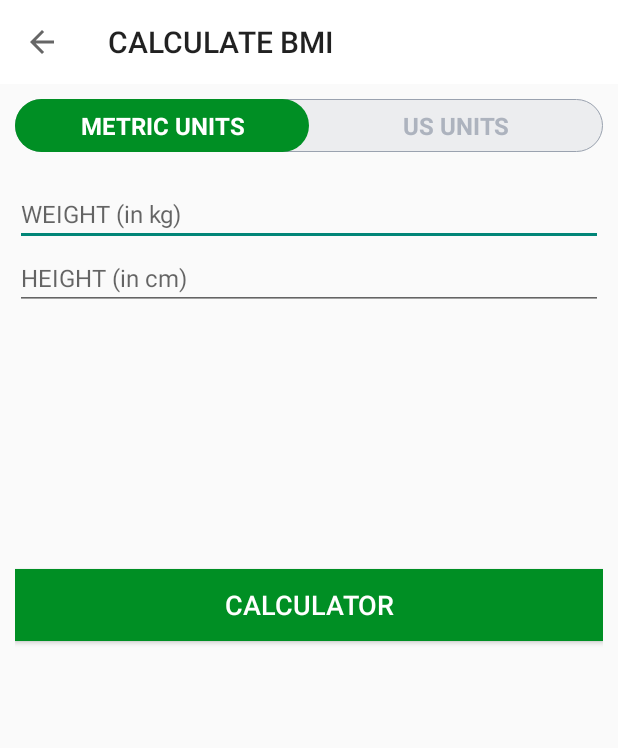
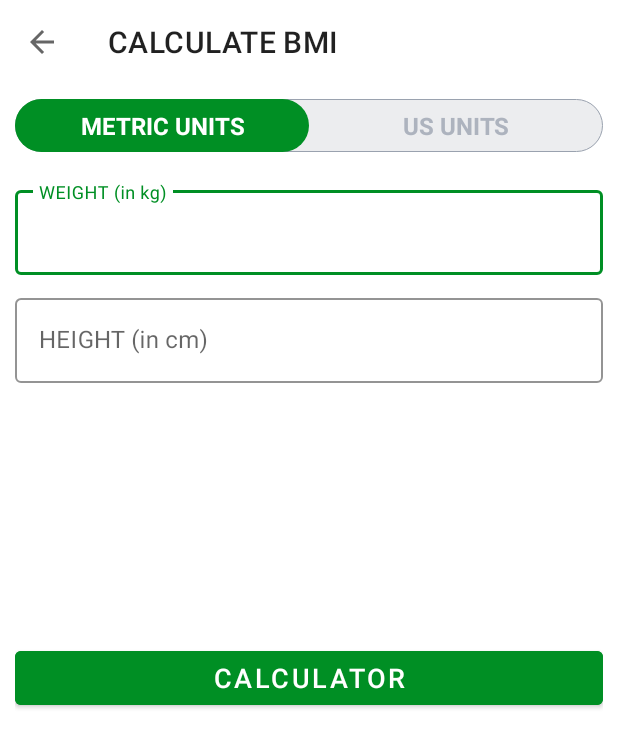
Before and after one commit to nitinporwal/7MinuteWorkout, an Android app: the screen it shows after launch (BMIActivity), after a tap on "BMI", on a phone screen of 412 x 824 dp. Shown: the top 748 px of the screen. Run offline under Robolectric (Android 15) with nearby library versions, the phone set to English and light mode, and no system bars.

Commit message:
add status bar color and material ui TextInputLayout to EditText

```diff
--- a/app/build.gradle
+++ b/app/build.gradle
@@ -40,7 +40,6 @@ dependencies {
     implementation 'androidx.appcompat:appcompat:1.2.0'
     implementation 'com.google.android.material:material:1.2.1'
     implementation 'androidx.constraintlayout:constraintlayout:2.0.4'
-    implementation 'com.google.android.material:material:1.2.1'
     testImplementation 'junit:junit:4.+'
     androidTestImplementation 'androidx.test.ext:junit:1.1.2'
     androidTestImplementation 'androidx.test.espresso:espresso-core:3.3.0'
--- a/app/src/main/java/com/example/a7minuteworkout/BMIActivity.kt
+++ b/app/src/main/java/com/example/a7minuteworkout/BMIActivity.kt
@@ -2,11 +2,15 @@ package com.example.a7minuteworkout
 
 import androidx.appcompat.app.AppCompatActivity
 import android.os.Bundle
+import android.util.Log
 import android.view.View
 import android.widget.Toast
 import kotlinx.android.synthetic.main.activity_b_m_i.*
 import java.math.BigDecimal
 import java.math.RoundingMode
+import android.view.Window;
+import android.view.WindowManager
+import androidx.core.content.ContextCompat
 
 class BMIActivity : AppCompatActivity() {
 
@@ -26,6 +30,10 @@ class BMIActivity : AppCompatActivity() {
             actionbar.setDisplayHomeAsUpEnabled(true)
             actionbar.title = "CALCULATE BMI"
         }
+        val window: Window = this@BMIActivity.window
+        window.addFlags(WindowManager.LayoutParams.FLAG_DRAWS_SYSTEM_BAR_BACKGROUNDS)
+        window.clearFlags(WindowManager.LayoutParams.FLAG_TRANSLUCENT_STATUS)
+        window.statusBarColor = ContextCompat.getColor(this@BMIActivity, R.color.colorAccent)
 
         toolbar_bmi_activity.setNavigationOnClickListener {
             onBackPressed()
@@ -47,20 +55,18 @@ class BMIActivity : AppCompatActivity() {
             }
             else {
                 if(validateUSUnits()) {
-                    val heightValueFeet: String = etMetricUnitHeight.text.toString()
+                    val heightValueFeet: String = etUSUnitHeightFeet.text.toString()
                     val heightValueInch: String = etUSUnitHeightInch.text.toString()
                     val heightValue: Float = heightValueInch.toFloat() + heightValueFeet.toFloat()*12
-                    val weightValue: Float = etMetricUnitWeight.text.toString().toFloat()
+                    val weightValue: Float = etUSUnitWeight.text.toString().toFloat()
 
                     val bmi = 703 * (weightValue/ (heightValue*heightValue))
-
                     displayBMIResult(bmi)
                 }
                 else {
                     Toast.makeText(this@BMIActivity, "Please enter valid values", Toast.LENGTH_SHORT).show()
                 }
             }
-
         }
 
         makeVisibleMetricUnitView()
@@ -78,14 +84,12 @@ class BMIActivity : AppCompatActivity() {
 
         currentVisibleView = METRIC_UNITS_VIEW
 
-        etMetricUnitHeight.visibility = View.VISIBLE
-        etMetricUnitWeight.visibility = View.VISIBLE
+        llMetricUnitsView.visibility = View.VISIBLE
 
         etMetricUnitWeight.text!!.clear()
         etMetricUnitHeight.text!!.clear()
 
-        llUsUnitsHeight.visibility = View.GONE
-        etUSUnitWeight.visibility = View.GONE
+        llUsUnitsView.visibility = View.GONE
 
         llDisplayBMIResult.visibility = View.INVISIBLE
     }
@@ -94,15 +98,13 @@ class BMIActivity : AppCompatActivity() {
 
         currentVisibleView = US_UNITS_VIEW
 
-        etMetricUnitHeight.visibility = View.GONE
-        etMetricUnitWeight.visibility = View.GONE
+        llMetricUnitsView.visibility = View.GONE
 
         etUSUnitWeight.text!!.clear()
         etUSUnitHeightFeet.text!!.clear()
         etUSUnitHeightInch.text!!.clear()
 
-        llUsUnitsHeight.visibility = View.VISIBLE
-        etUSUnitWeight.visibility = View.VISIBLE
+        llUsUnitsView.visibility = View.VISIBLE
 
         llDisplayBMIResult.visibility = View.INVISIBLE
 
--- a/app/src/main/java/com/example/a7minuteworkout/ExerciseActivity.kt
+++ b/app/src/main/java/com/example/a7minuteworkout/ExerciseActivity.kt
@@ -9,7 +9,10 @@ import android.os.CountDownTimer
 import android.speech.tts.TextToSpeech
 import android.util.Log
 import android.view.View
+import android.view.Window
+import android.view.WindowManager
 import android.widget.*
+import androidx.core.content.ContextCompat
 import androidx.recyclerview.widget.LinearLayoutManager
 import kotlinx.android.synthetic.main.activity_exercise.*
 import kotlinx.android.synthetic.main.dialog_custom_back_confirmation.*
@@ -54,6 +57,11 @@ class ExerciseActivity : AppCompatActivity(), TextToSpeech.OnInitListener {
 
         setupRestView()
         llRestView.visibility = View.VISIBLE
+
+        val window: Window = this@ExerciseActivity.window
+        window.addFlags(WindowManager.LayoutParams.FLAG_DRAWS_SYSTEM_BAR_BACKGROUNDS)
+        window.clearFlags(WindowManager.LayoutParams.FLAG_TRANSLUCENT_STATUS)
+        window.statusBarColor = ContextCompat.getColor(this@ExerciseActivity, R.color.colorAccent)
 
         setupExerciseStatusRecyclerView()
     }
--- a/app/src/main/java/com/example/a7minuteworkout/FinalActivity.kt
+++ b/app/src/main/java/com/example/a7minuteworkout/FinalActivity.kt
@@ -3,6 +3,9 @@ package com.example.a7minuteworkout
 import androidx.appcompat.app.AppCompatActivity
 import android.os.Bundle
 import android.util.Log
+import android.view.Window
+import android.view.WindowManager
+import androidx.core.content.ContextCompat
 import kotlinx.android.synthetic.main.activity_final.*
 import java.text.SimpleDateFormat
 import java.util.*
@@ -26,6 +29,10 @@ class FinalActivity : AppCompatActivity() {
             finish()
         }
 
+        val window: Window = this@FinalActivity.window
+        window.addFlags(WindowManager.LayoutParams.FLAG_DRAWS_SYSTEM_BAR_BACKGROUNDS)
+        window.clearFlags(WindowManager.LayoutParams.FLAG_TRANSLUCENT_STATUS)
+        window.statusBarColor = ContextCompat.getColor(this@FinalActivity, R.color.colorAccent)
         addDateToDatabase()
     }
 
--- a/app/src/main/java/com/example/a7minuteworkout/HistoryActivity.kt
+++ b/app/src/main/java/com/example/a7minuteworkout/HistoryActivity.kt
@@ -4,6 +4,9 @@ import androidx.appcompat.app.AppCompatActivity
 import android.os.Bundle
 import android.util.Log
 import android.view.View
+import android.view.Window
+import android.view.WindowManager
+import androidx.core.content.ContextCompat
 import androidx.recyclerview.widget.LinearLayoutManager
 import kotlinx.android.synthetic.main.activity_history.*
 
@@ -11,7 +14,10 @@ class HistoryActivity : AppCompatActivity() {
     override fun onCreate(savedInstanceState: Bundle?) {
         super.onCreate(savedInstanceState)
         setContentView(R.layout.activity_history)
-
+        val window: Window = this@HistoryActivity.window
+        window.addFlags(WindowManager.LayoutParams.FLAG_DRAWS_SYSTEM_BAR_BACKGROUNDS)
+        window.clearFlags(WindowManager.LayoutParams.FLAG_TRANSLUCENT_STATUS)
+        window.statusBarColor = ContextCompat.getColor(this@HistoryActivity, R.color.colorAccent)
 
         setSupportActionBar(toolbar_history_activity)
         val actionbar = supportActionBar
--- a/app/src/main/java/com/example/a7minuteworkout/MainActivity.kt
+++ b/app/src/main/java/com/example/a7minuteworkout/MainActivity.kt
@@ -3,6 +3,9 @@ package com.example.a7minuteworkout
 import android.content.Intent
 import androidx.appcompat.app.AppCompatActivity
 import android.os.Bundle
+import android.view.Window
+import android.view.WindowManager
+import androidx.core.content.ContextCompat
 import kotlinx.android.synthetic.main.activity_main.*
 
 class MainActivity : AppCompatActivity() {
@@ -24,5 +27,10 @@ class MainActivity : AppCompatActivity() {
             var intent = Intent(this, HistoryActivity::class.java)
             startActivity(intent)
         }
+
+        val window: Window = this@MainActivity.window
+        window.addFlags(WindowManager.LayoutParams.FLAG_DRAWS_SYSTEM_BAR_BACKGROUNDS)
+        window.clearFlags(WindowManager.LayoutParams.FLAG_TRANSLUCENT_STATUS)
+        window.statusBarColor = ContextCompat.getColor(this@MainActivity, R.color.colorAccent)
     }
 }
--- /dev/null
+++ b/app/src/main/res/drawable/color_cursor.xml
@@ -0,0 +1,5 @@
+<?xml version="1.0" encoding="utf-8"?>
+<shape xmlns:android="http://schemas.android.com/apk/res/android" >
+    <size android:width="2dp" />
+    <solid android:color="@color/colorAccent"  />
+</shape>
--- a/app/src/main/res/layout/activity_b_m_i.xml
+++ b/app/src/main/res/layout/activity_b_m_i.xml
@@ -49,8 +49,6 @@
             android:textColor="@drawable/drawable_units_tab_text_color_selector"
             android:textSize="16sp"
             android:textStyle="bold" />
-
-
     </RadioGroup>
 
     <LinearLayout
@@ -61,11 +59,19 @@
         android:orientation="vertical"
         android:padding="10dp">
 
-        <!--        <com.google.android.material.textfield.TextInputLayout-->
-        <!--            android:id="@+id/tilMetricUnitWeight"-->
-        <!--            style="@style/Widget.MaterialComponents.TextInputLayout.OutlinedBox"-->
-        <!--            android:layout_width="match_parent"-->
-        <!--            android:layout_height="wrap_content">-->
+        <LinearLayout
+            android:id="@+id/llMetricUnitsView"
+            android:layout_width="match_parent"
+            android:layout_height="wrap_content"
+            android:orientation="vertical">
+
+            <com.google.android.material.textfield.TextInputLayout
+                android:id="@+id/tilMetricUnitWeight"
+                style="@style/Widget.MaterialComponents.TextInputLayout.OutlinedBox"
+                android:layout_width="match_parent"
+                android:layout_height="wrap_content"
+                app:boxStrokeColor="@color/colorAccent"
+                app:hintTextColor="@color/colorAccent">
 
                 <androidx.appcompat.widget.AppCompatEditText
                     android:id="@+id/etMetricUnitWeight"
@@ -73,15 +79,19 @@
                     android:layout_height="wrap_content"
                     android:hint="WEIGHT (in kg)"
                     android:inputType="numberDecimal"
+                    android:textCursorDrawable="@drawable/color_cursor"
                     android:textSize="16sp" />
 
-        <!--        </com.google.android.material.textfield.TextInputLayout>-->
+            </com.google.android.material.textfield.TextInputLayout>
 
-        <!--        <com.google.android.material.textfield.TextInputLayout-->
-        <!--            android:id="@+id/tilMetricUnitHeight"-->
-        <!--            style="@style/Widget.MaterialComponents.TextInputLayout.OutlinedBox"-->
-        <!--            android:layout_width="match_parent"-->
-        <!--            android:layout_height="wrap_content">-->
+            <com.google.android.material.textfield.TextInputLayout
+                android:id="@+id/tilMetricUnitHeight"
+                style="@style/Widget.MaterialComponents.TextInputLayout.OutlinedBox"
+                android:layout_width="match_parent"
+                android:layout_height="wrap_content"
+                android:layout_marginTop="10dp"
+                app:boxStrokeColor="@color/colorAccent"
+                app:hintTextColor="@color/colorAccent">
 
                 <androidx.appcompat.widget.AppCompatEditText
                     android:id="@+id/etMetricUnitHeight"
@@ -89,16 +99,28 @@
                     android:layout_height="wrap_content"
                     android:hint="HEIGHT (in cm)"
                     android:inputType="numberDecimal"
+                    android:textCursorDrawable="@drawable/color_cursor"
                     android:textSize="16sp" />
 
-        <!--        </com.google.android.material.textfield.TextInputLayout>-->
+            </com.google.android.material.textfield.TextInputLayout>
 
+        </LinearLayout>
 
-        <!--        <com.google.android.material.textfield.TextInputLayout-->
-        <!--            android:id="@+id/tilUSUnitWeight"-->
-        <!--            style="@style/Widget.MaterialComponents.TextInputLayout.OutlinedBox"-->
-        <!--            android:layout_width="match_parent"-->
-        <!--            android:layout_height="wrap_content">-->
+        <LinearLayout
+            android:id="@+id/llUsUnitsView"
+            android:layout_width="match_parent"
+            android:layout_height="wrap_content"
+            android:orientation="vertical"
+            android:visibility="gone"
+            tools:visibility="visible">
+
+            <com.google.android.material.textfield.TextInputLayout
+                android:id="@+id/tilUSUnitWeight"
+                style="@style/Widget.MaterialComponents.TextInputLayout.OutlinedBox"
+                android:layout_width="match_parent"
+                android:layout_height="wrap_content"
+                app:boxStrokeColor="@color/colorAccent"
+                app:hintTextColor="@color/colorAccent">
 
                 <androidx.appcompat.widget.AppCompatEditText
                     android:id="@+id/etUSUnitWeight"
@@ -106,53 +128,61 @@
                     android:layout_height="wrap_content"
                     android:hint="WEIGHT (in lbs)"
                     android:inputType="numberDecimal"
-            android:textSize="16sp"
-            android:visibility="gone" />
+                    android:textCursorDrawable="@drawable/color_cursor"
+                    android:textSize="16sp" />
 
-        <!--        </com.google.android.material.textfield.TextInputLayout>-->
+            </com.google.android.material.textfield.TextInputLayout>
 
             <LinearLayout
                 android:id="@+id/llUsUnitsHeight"
                 android:layout_width="match_parent"
                 android:layout_height="wrap_content"
+                android:layout_marginTop="10dp"
                 android:baselineAligned="false"
-            android:orientation="horizontal"
-            android:visibility="gone">
+                android:orientation="horizontal">
 
-            <!--        <com.google.android.material.textfield.TextInputLayout-->
-            <!--            android:id="@+id/tilUSUnitHeightFeet"-->
-            <!--            style="@style/Widget.MaterialComponents.TextInputLayout.OutlinedBox"-->
-            <!--            android:layout_width="match_parent"-->
-            <!--            android:layout_height="wrap_content">-->
+                <com.google.android.material.textfield.TextInputLayout
+                    android:id="@+id/tilUSUnitHeightFeet"
+                    style="@style/Widget.MaterialComponents.TextInputLayout.OutlinedBox"
+                    android:layout_width="0dp"
+                    android:layout_height="wrap_content"
+                    android:layout_marginEnd="5dp"
+                    android:layout_weight="1"
+                    app:boxStrokeColor="@color/colorAccent"
+                    app:hintTextColor="@color/colorAccent">
 
                     <androidx.appcompat.widget.AppCompatEditText
                         android:id="@+id/etUSUnitHeightFeet"
-                android:layout_width="0dp"
+                        android:layout_width="match_parent"
                         android:layout_height="wrap_content"
                         android:hint="FEET"
                         android:inputType="number"
-                android:layout_weight="1"
+                        android:textCursorDrawable="@drawable/color_cursor"
                         android:textSize="16sp" />
 
-            <!--        </com.google.android.material.textfield.TextInputLayout>-->
+                </com.google.android.material.textfield.TextInputLayout>
 
-            <!--        <com.google.android.material.textfield.TextInputLayout-->
-            <!--            android:id="@+id/tilUSUnitHeightInch"-->
-            <!--            style="@style/Widget.MaterialComponents.TextInputLayout.OutlinedBox"-->
-            <!--            android:layout_width="match_parent"-->
-            <!--            android:layout_height="wrap_content">-->
+                <com.google.android.material.textfield.TextInputLayout
+                    android:id="@+id/tilUSUnitHeightInch"
+                    style="@style/Widget.MaterialComponents.TextInputLayout.OutlinedBox"
+                    android:layout_width="0dp"
+                    android:layout_height="wrap_content"
+                    android:layout_marginStart="5dp"
+                    android:layout_weight="1"
+                    app:boxStrokeColor="@color/colorAccent"
+                    app:hintTextColor="@color/colorAccent">
 
                     <androidx.appcompat.widget.AppCompatEditText
                         android:id="@+id/etUSUnitHeightInch"
-                android:layout_width="0dp"
+                        android:layout_width="match_parent"
                         android:layout_height="wrap_content"
-                android:layout_weight="1"
                         android:hint="INCH"
                         android:inputType="number"
-                android:layout_marginStart="5dp"
+                        android:textCursorDrawable="@drawable/color_cursor"
                         android:textSize="16sp" />
 
-            <!--        </com.google.android.material.textfield.TextInputLayout>-->
+                </com.google.android.material.textfield.TextInputLayout>
+            </LinearLayout>
         </LinearLayout>
 
         <LinearLayout
@@ -209,7 +239,7 @@
             android:layout_height="wrap_content"
             android:layout_gravity="bottom"
             android:layout_marginTop="35dp"
-            android:background="@color/colorAccent"
+            android:backgroundTint="@color/colorAccent"
             android:text="CALCULATOR"
             android:textColor="@color/white"
             android:textSize="18sp" />
--- a/app/src/main/res/layout/activity_final.xml
+++ b/app/src/main/res/layout/activity_final.xml
@@ -57,7 +57,7 @@
         android:layout_height="wrap_content"
         android:layout_gravity="bottom"
         android:layout_marginTop="35dp"
-        android:background="@color/colorAccent"
+        android:backgroundTint="@color/colorAccent"
         android:text="FINISH"
         android:textColor="#FFFFFF"
         android:textSize="18sp"/>
--- a/app/src/main/res/values/themes.xml
+++ b/app/src/main/res/values/themes.xml
@@ -10,7 +10,6 @@
         <item name="colorSecondaryVariant">@color/teal_700</item>
         <item name="colorOnSecondary">@color/black</item>
         <!-- Status bar color. -->
-        <item name="android:statusBarColor" tools:targetApi="l">?attr/colorPrimaryVariant</item>
         <!-- Customize your theme here. -->
     </style>
     <style name="ToolbarTheme" parent="@style/ThemeOverlay.AppCompat.ActionBar">
```
Also changed, not shown: app/src/main/AndroidManifest.xml (+11 -11 lines). Lines whose indentation alone changed are shown as unchanged.
